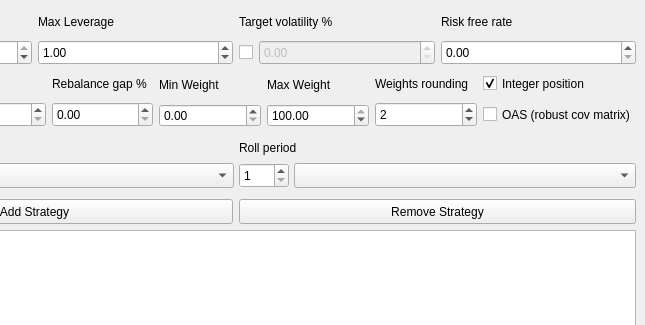
Qt form hrp.ui (daniilmann/hrp) before a commit; both pictures show x 500 to 1145 and y 0 to 325 of the 1145 by 447 pixel window.
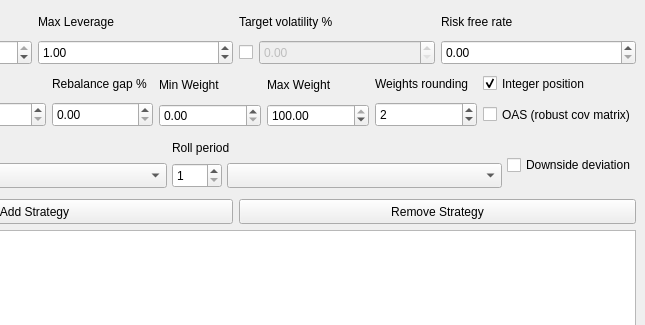
The same form after that commit.

```diff
--- a/hrp.ui
+++ b/hrp.ui
@@ -819,6 +819,17 @@
             </item>
            </layout>
           </item>
+          <item>
+           <layout class="QVBoxLayout" name="ddLayout">
+            <item>
+             <widget class="QCheckBox" name="ddCB">
+              <property name="text">
+               <string>Downside deviation</string>
+              </property>
+             </widget>
+            </item>
+           </layout>
+          </item>
          </layout>
         </item>
         <item>
```
